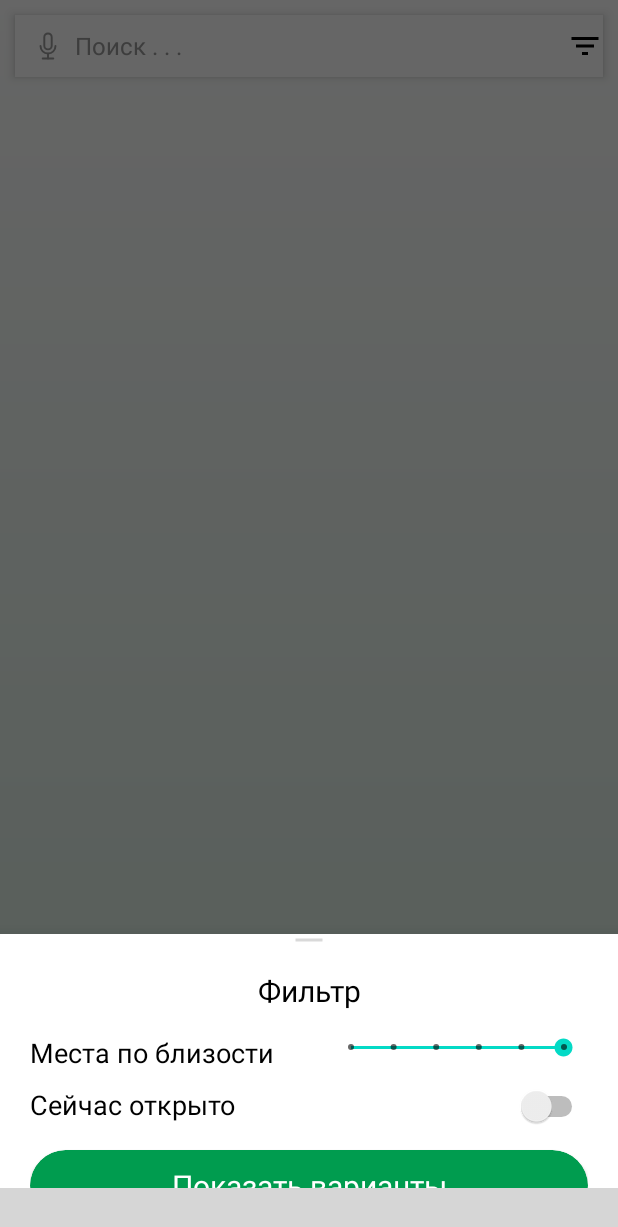
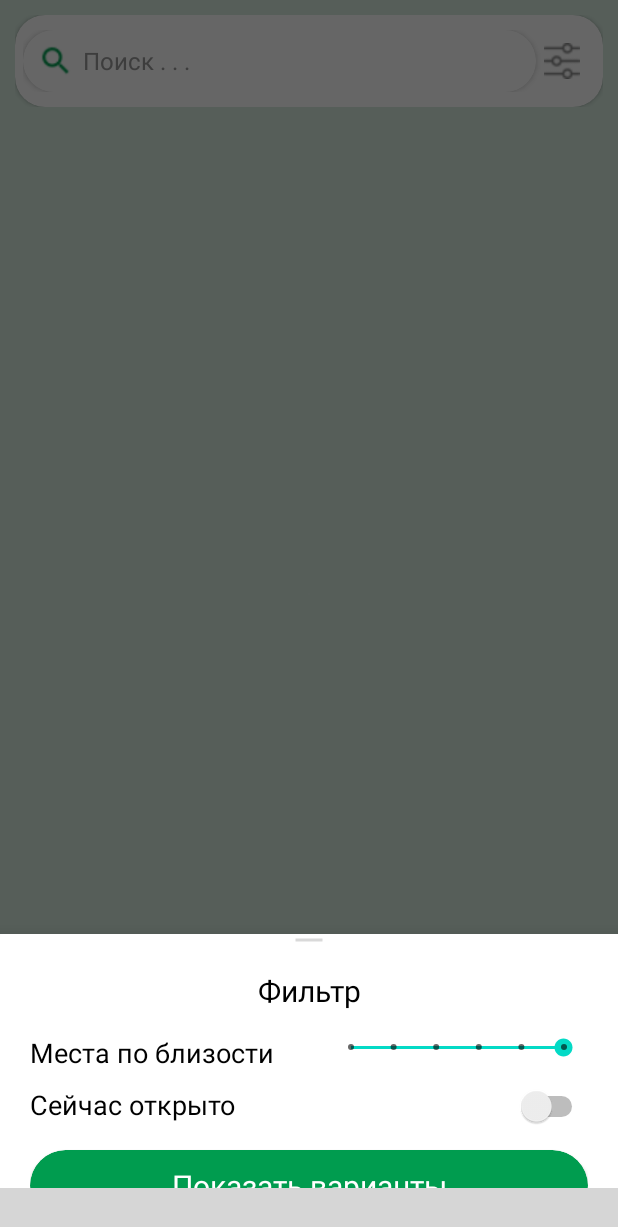
Before and after one commit to Rengerstarx/TaGOnrog, an Android app: the screen it shows after launch (MainActivity), after a tap on "taganrogGO", on a phone screen of 412 x 824 dp. Shown: the top 1227 px of the screen. Run offline under Robolectric (Android 15) with nearby library versions, the phone set to English and light mode, and no system bars; our stand-ins replace Firebase (no records; nobody signed in at launch, a user with empty details on screens opened directly), Picasso; libraries missing offline, so code that uses them is left out: io.ak1; plain views replace BubbleTabBar; pictures from the network do not load; 2 statements that could not run were skipped; grey boxes are pictures that could not be loaded.

Commit message:
Add seacher

```diff
--- a/app/src/main/java/com/example/taganroggo/MainActivity.kt
+++ b/app/src/main/java/com/example/taganroggo/MainActivity.kt
@@ -4,6 +4,8 @@ import android.Manifest.permission.ACCESS_FINE_LOCATION
 import android.content.pm.PackageManager
 import androidx.appcompat.app.AppCompatActivity
 import android.os.Bundle
+import android.view.KeyEvent
+import android.view.View
 import androidx.core.app.ActivityCompat
 import androidx.core.content.ContextCompat
 import androidx.fragment.app.Fragment
--- a/app/src/main/res/drawable/gradi.xml
+++ b/app/src/main/res/drawable/gradi.xml
@@ -1,8 +1,8 @@
 <?xml version="1.0" encoding="utf-8"?>
 <shape xmlns:android="http://schemas.android.com/apk/res/android">
     <gradient
-        android:type = "linear"
-        android:angle="90"
-        android:startColor="#D8ECE0"
-        android:endColor="#FFFFFF" />
+        android:type = "radial"
+        android:angle="0"
+        android:endColor="#D8ECE0"
+        android:startColor="#FFFFFF" />
 </shape>
--- a/app/src/main/res/layout/actionbar_layout_content.xml
+++ b/app/src/main/res/layout/actionbar_layout_content.xml
@@ -1,13 +1,24 @@
 <?xml version="1.0" encoding="utf-8"?>
-<LinearLayout xmlns:android="http://schemas.android.com/apk/res/android"
+<androidx.cardview.widget.CardView xmlns:android="http://schemas.android.com/apk/res/android"
     android:layout_width="match_parent"
     android:layout_height="match_parent"
-    android:gravity="center"
+    xmlns:app="http://schemas.android.com/apk/res-auto"
+    app:cardCornerRadius="20dp"
     android:orientation="horizontal">
 
     <!-- Search Layout-->
 
     <!-- Image View Layout-->
+    <LinearLayout
+        android:layout_width="match_parent"
+        android:layout_height="wrap_content"
+        android:gravity="center"
+        android:layout_marginTop="10dp"
+        android:layout_marginBottom="10dp"
+        android:layout_marginRight="5dp"
+        android:layout_marginLeft="5dp"
+        android:orientation="horizontal">
+
         <include
             layout="@layout/search_layout"
             android:layout_width="0dp"
@@ -19,8 +30,9 @@
             android:layout_width="24dp"
             android:layout_height="24dp"
             android:layout_marginStart="5dp"
-        android:layout_marginLeft="5dp"
+            android:layout_marginEnd="10dp"
             android:contentDescription="@string/app_name"
-        android:src="@drawable/ic_filter" />
+            android:src="@drawable/filter" />
+    </LinearLayout>
 
-</LinearLayout>
+</androidx.cardview.widget.CardView>
--- a/app/src/main/res/layout/fragment_place_list.xml
+++ b/app/src/main/res/layout/fragment_place_list.xml
@@ -27,8 +27,10 @@
         android:layout_marginEnd="10dp"
         android:background="@color/white"
         app:layout_constraintEnd_toEndOf="parent"
+        android:backgroundTint="#00878787"
         app:layout_constraintStart_toStartOf="parent"
-        app:layout_constraintTop_toTopOf="parent">
+        app:layout_constraintTop_toTopOf="parent"
+        android:stateListAnimator="@null">
 
         <include
             layout="@layout/actionbar_layout_content"
@@ -38,4 +40,5 @@
 
     </com.google.android.material.appbar.AppBarLayout>
 
+
 </androidx.constraintlayout.widget.ConstraintLayout>
--- a/app/src/main/res/layout/place.xml
+++ b/app/src/main/res/layout/place.xml
@@ -6,7 +6,7 @@
     android:layout_width="match_parent"
     android:layout_height="285dp"
     android:layout_marginLeft="5dp"
-    android:layout_marginTop="20dp"
+    android:layout_marginTop="25dp"
     android:layout_marginBottom="10dp"
     android:layout_marginRight="5dp"
     android:elevation="30dp"
--- a/app/src/main/res/layout/search_layout.xml
+++ b/app/src/main/res/layout/search_layout.xml
@@ -1,7 +1,13 @@
 <?xml version="1.0" encoding="utf-8"?>
-<RelativeLayout xmlns:android="http://schemas.android.com/apk/res/android"
+<androidx.cardview.widget.CardView xmlns:android="http://schemas.android.com/apk/res/android"
     xmlns:tools="http://schemas.android.com/tools"
+    xmlns:app="http://schemas.android.com/apk/res-auto"
     android:id="@+id/search_container"
+    android:layout_width="match_parent"
+    app:cardCornerRadius="30dp"
+    android:layout_height="wrap_content">
+
+    <RelativeLayout
         android:layout_width="match_parent"
         android:layout_height="wrap_content"
         android:background="@drawable/search_bg"
@@ -18,7 +24,7 @@
             android:layout_width="24dp"
             android:layout_height="24dp"
             android:layout_centerVertical="true"
-        android:background="@drawable/ic_voice_selector"
+            android:src="@drawable/search_ic"
             android:scaleType="fitXY" />
 
 
@@ -48,6 +54,7 @@
             android:paddingTop="1dp"
             android:paddingBottom="2dp"
             android:singleLine="true"
+            android:layout_marginRight="10dp"
             android:textColor="@color/search_text_color"
             android:textColorHighlight="@color/search_text_highlight"
             android:textColorHint="@color/voice_icon_color"
@@ -56,3 +63,4 @@
             tools:ignore="RtlHardcoded" />
 
     </RelativeLayout>
+</androidx.cardview.widget.CardView>
```
Also changed, not shown: app/src/main/java/com/example/taganroggo/PlaceList.kt (+29 -6 lines), app/src/main/res/drawable/filter.png (added), app/src/main/res/drawable/search_ic.png (added). Lines whose indentation alone changed are shown as unchanged.
